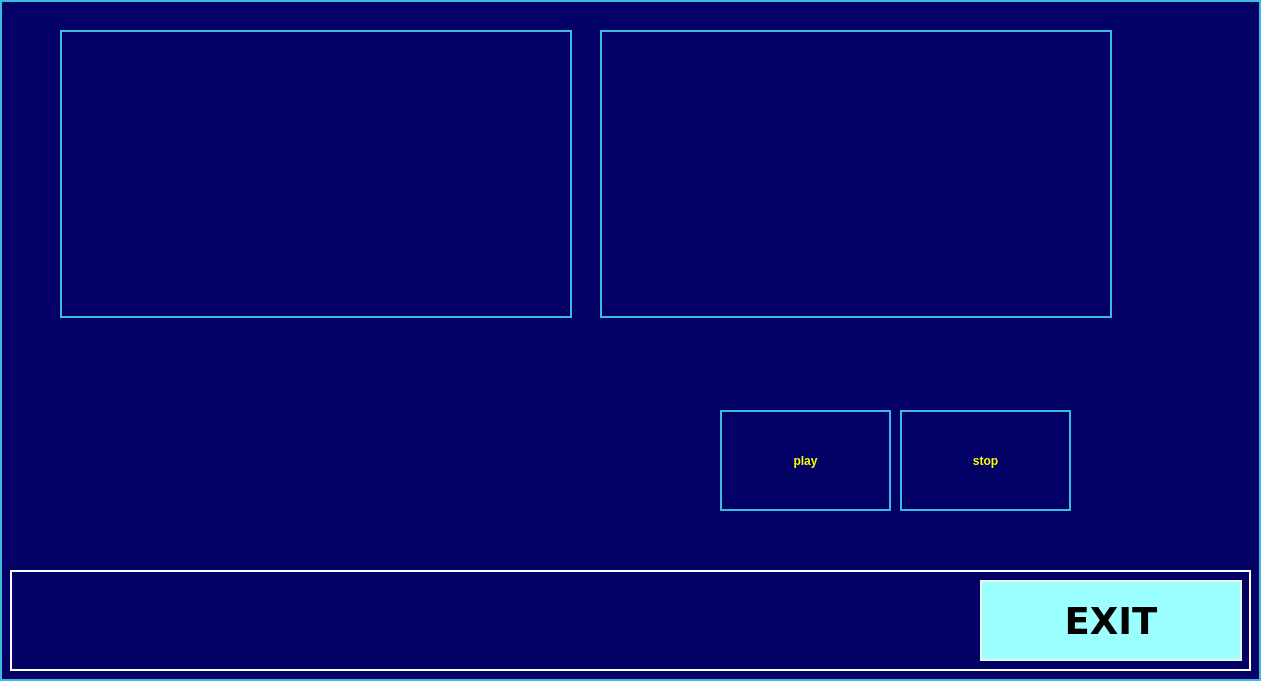
First picture: the form in videomanuale.ui, repository infermita/sampleatm, before the edit.
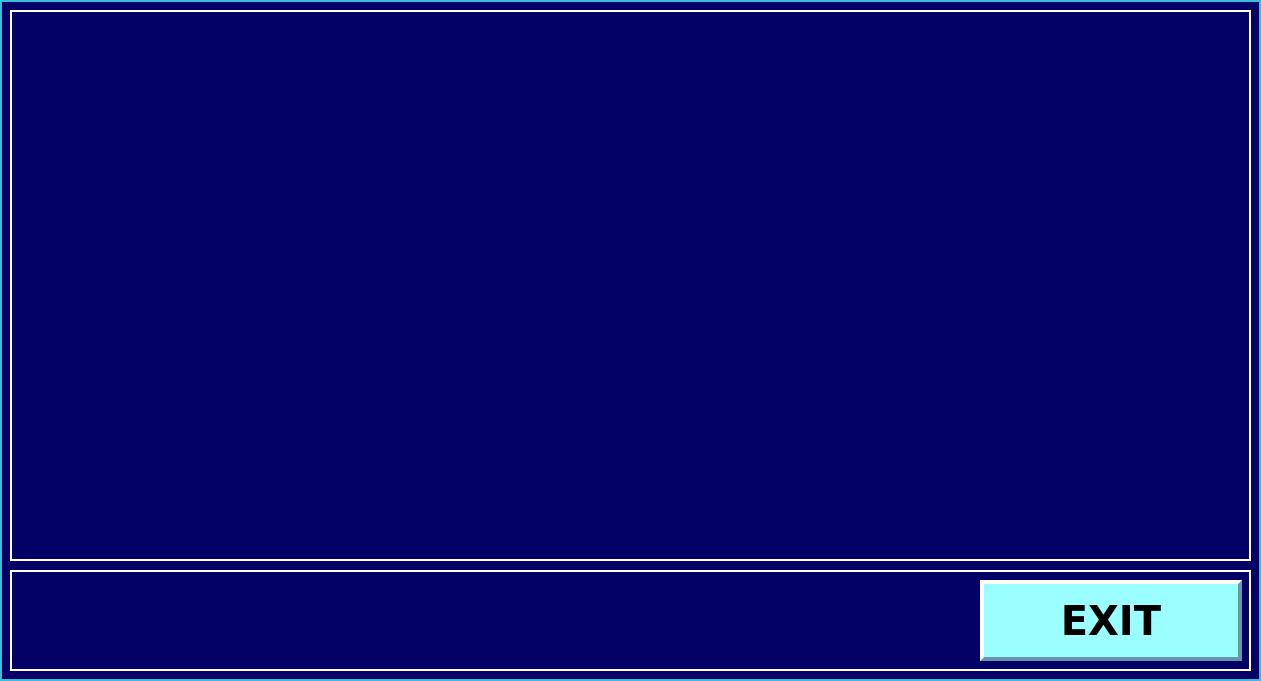
Second picture: the form after the edit.

The edit to the form file:
```diff
--- a/videomanuale.ui
+++ b/videomanuale.ui
@@ -16,8 +16,15 @@
   <property name="styleSheet">
    <string notr="true">QWidget { background-color : #030066; color : #fefe00;border:2px solid #39bcde;font: 26pt &quot;DejaVu Sans&quot;;font: bold;  }
 QFrame {border:2px solid #FFFFFF }
-QPushButton { font: 28pt &quot;DejaVu Sans&quot;;font: bold;  }
 QLabel {border:none }
+QPushButton { background-color : #9afffe; color : #000000;border:4px solid #6b95ae;font: 30pt &quot;DejaVu Sans&quot;;font: bold;border-left-color:white;border-top-color:white  }
+QPushButton:pressed
+{
+  border:4px solid white;
+  border-left-color:#6b95ae;
+  border-top-color:#6b95ae;
+  background-color : #cccccc;
+}
 
 </string>
   </property>
@@ -51,90 +58,37 @@
     <property name="font">
      <font>
       <family>DejaVu Sans</family>
-      <pointsize>28</pointsize>
+      <pointsize>30</pointsize>
       <weight>75</weight>
       <italic>false</italic>
       <bold>true</bold>
      </font>
     </property>
     <property name="styleSheet">
-     <string notr="true">QPushButton { background-color : #9afffe; color : #000000;border:2px solid #eaf5f2 }</string>
+     <string notr="true"/>
     </property>
     <property name="text">
      <string>EXIT</string>
     </property>
    </widget>
   </widget>
-  <widget class="QWidget" name="video0" native="true">
+  <widget class="QFrame" name="framebuttons">
    <property name="geometry">
     <rect>
-     <x>60</x>
-     <y>30</y>
-     <width>512</width>
-     <height>288</height>
+     <x>10</x>
+     <y>10</y>
+     <width>1241</width>
+     <height>551</height>
     </rect>
    </property>
-  </widget>
-  <widget class="QPushButton" name="play">
-   <property name="geometry">
-    <rect>
-     <x>720</x>
-     <y>410</y>
-     <width>171</width>
-     <height>101</height>
-    </rect>
+   <property name="styleSheet">
+    <string notr="true"/>
    </property>
-   <property name="text">
-    <string>play</string>
+   <property name="frameShape">
+    <enum>QFrame::StyledPanel</enum>
    </property>
-  </widget>
-  <widget class="QPushButton" name="stop">
-   <property name="geometry">
-    <rect>
-     <x>900</x>
-     <y>410</y>
-     <width>171</width>
-     <height>101</height>
-    </rect>
-   </property>
-   <property name="text">
-    <string>stop</string>
-   </property>
-  </widget>
-  <widget class="QWidget" name="video1" native="true">
-   <property name="geometry">
-    <rect>
-     <x>600</x>
-     <y>30</y>
-     <width>512</width>
-     <height>288</height>
-    </rect>
-   </property>
-  </widget>
-  <widget class="QLabel" name="pr0">
-   <property name="geometry">
-    <rect>
-     <x>286</x>
-     <y>330</y>
-     <width>281</width>
-     <height>31</height>
-    </rect>
-   </property>
-   <property name="text">
-    <string/>
-   </property>
-  </widget>
-  <widget class="QLabel" name="pr1">
-   <property name="geometry">
-    <rect>
-     <x>830</x>
-     <y>330</y>
-     <width>281</width>
-     <height>31</height>
-    </rect>
-   </property>
-   <property name="text">
-    <string/>
+   <property name="frameShadow">
+    <enum>QFrame::Raised</enum>
    </property>
   </widget>
  </widget>
```
Left out of the diff: 3 changed lines with no effect on the pictures.
